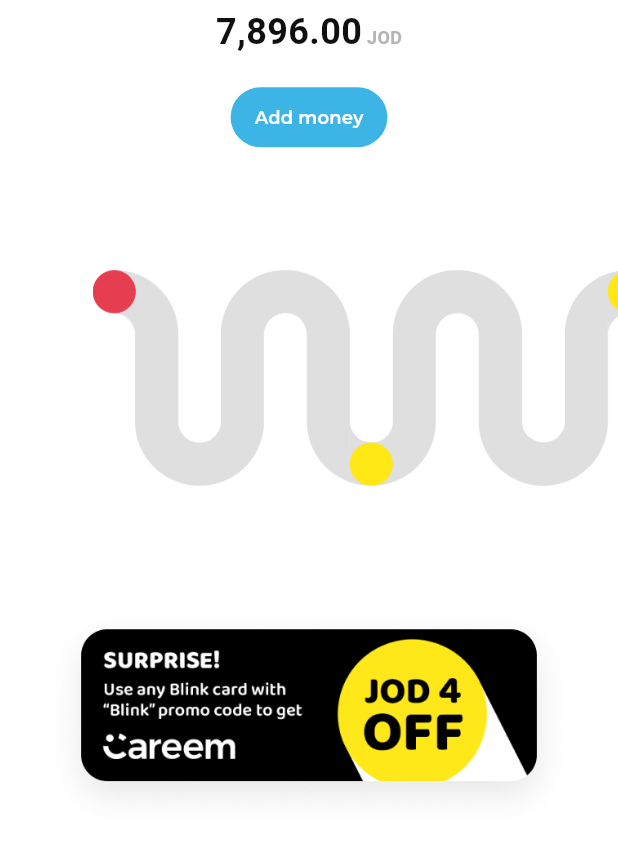
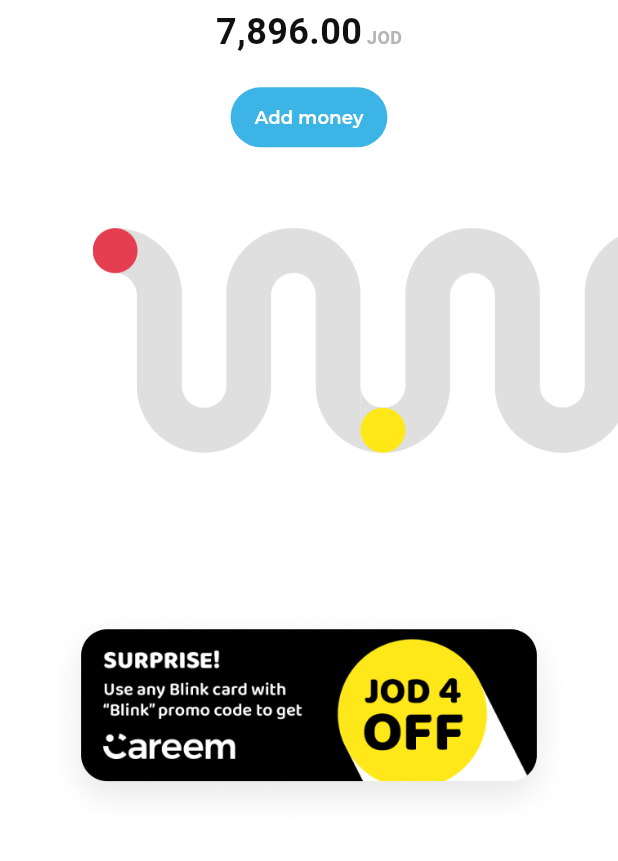
Before and after one commit to Hafizzudin789/Blink, a Flutter app: the TimelineView screen opened directly, on a phone screen of 412 x 824 dp, the part 104-965 px from its top. Run offline on Flutter 3.47's test engine with Material 2 defaults, Android fonts, the phone set to English and light mode, and no system bars; our stand-ins replace flutter_svg; missing offline and left inert: fading_edge_scrollview; project files that could hold a hidden picture were left out.

Commit message:
added blur effect at edge of scroll view

```diff
--- a/lib/views/dashboard/dashboard_view.dart
+++ b/lib/views/dashboard/dashboard_view.dart
@@ -100,6 +100,9 @@ class _DashboardViewState extends State<DashboardView> with TickerProviderStateM
               animation: context.read<DashboardViewModel>().translateSettingsUpController,
               child: SafeArea(
                 child: Container(
+                  color: context.read<DashboardViewModel>().settings
+                      ? Colors.white
+                      : Colors.transparent,
                   margin: EdgeInsets.only(bottom: context.read<DashboardViewModel>().timelinePage?0:135),
                   child: Column(
                     crossAxisAlignment: CrossAxisAlignment.stretch,
--- a/lib/views/time_line_view.dart
+++ b/lib/views/time_line_view.dart
@@ -33,9 +33,11 @@ class _TimelineViewState extends State<TimelineView> {
                 scrollDirection: Axis.horizontal,
                 padding: EdgeInsets.symmetric(horizontal: horizontalPadding, vertical: 50),
                 children: [
-                  Padding(
-                    padding: const EdgeInsets.symmetric(vertical: 28.0),
-                    child: Image.asset("assets/image/elementSwirl.png", height: 200, scale: 2,),
+                  Column(
+                    mainAxisSize: MainAxisSize.min,
+                    children: [
+                      Image.asset("assets/image/elementSwirl.png", height: 150, scale: 2,),
+                    ],
                   ),
                 ],
               ),
--- a/pubspec.yaml
+++ b/pubspec.yaml
@@ -39,6 +39,7 @@ dependencies:
 
   flutter_svg: ^2.0.6
   provider: ^6.0.5
+  fading_edge_scrollview: ^3.0.0
 
 dev_dependencies:
   flutter_test:
```
Also changed, not shown: lib/views/settings_view.dart (+14 -2 lines), pubspec.lock.
